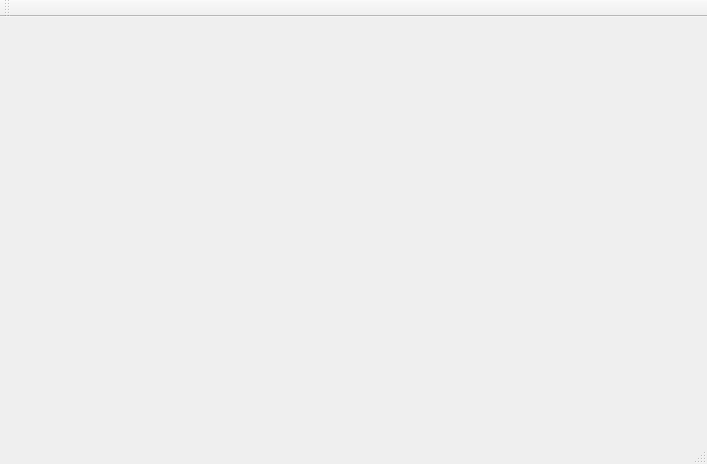
First picture: the form in learning/CameraView/View/mainwindow.ui, repository lsy1599/QtLearning, before the edit.
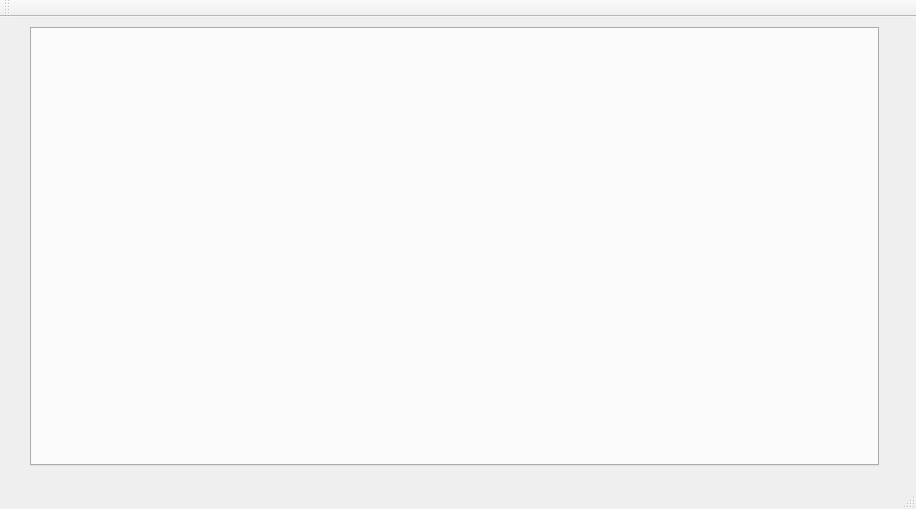
Second picture: the form after the edit.

Patch:
```diff
--- a/learning/CameraView/View/mainwindow.ui
+++ b/learning/CameraView/View/mainwindow.ui
@@ -6,14 +6,28 @@
    <rect>
     <x>0</x>
     <y>0</y>
-    <width>707</width>
-    <height>464</height>
+    <width>916</width>
+    <height>509</height>
    </rect>
   </property>
   <property name="windowTitle">
    <string>MainWindow</string>
   </property>
-  <widget class="QWidget" name="centralWidget"/>
+  <widget class="QWidget" name="centralWidget">
+   <widget class="QTabWidget" name="tabWidgetMain">
+    <property name="geometry">
+     <rect>
+      <x>30</x>
+      <y>10</y>
+      <width>849</width>
+      <height>439</height>
+     </rect>
+    </property>
+    <property name="currentIndex">
+     <number>-1</number>
+    </property>
+   </widget>
+  </widget>
   <widget class="QMenuBar" name="menuBar">
    <property name="geometry">
     <rect>
```
Left out of the diff: 4 changed lines with no effect on the pictures.
